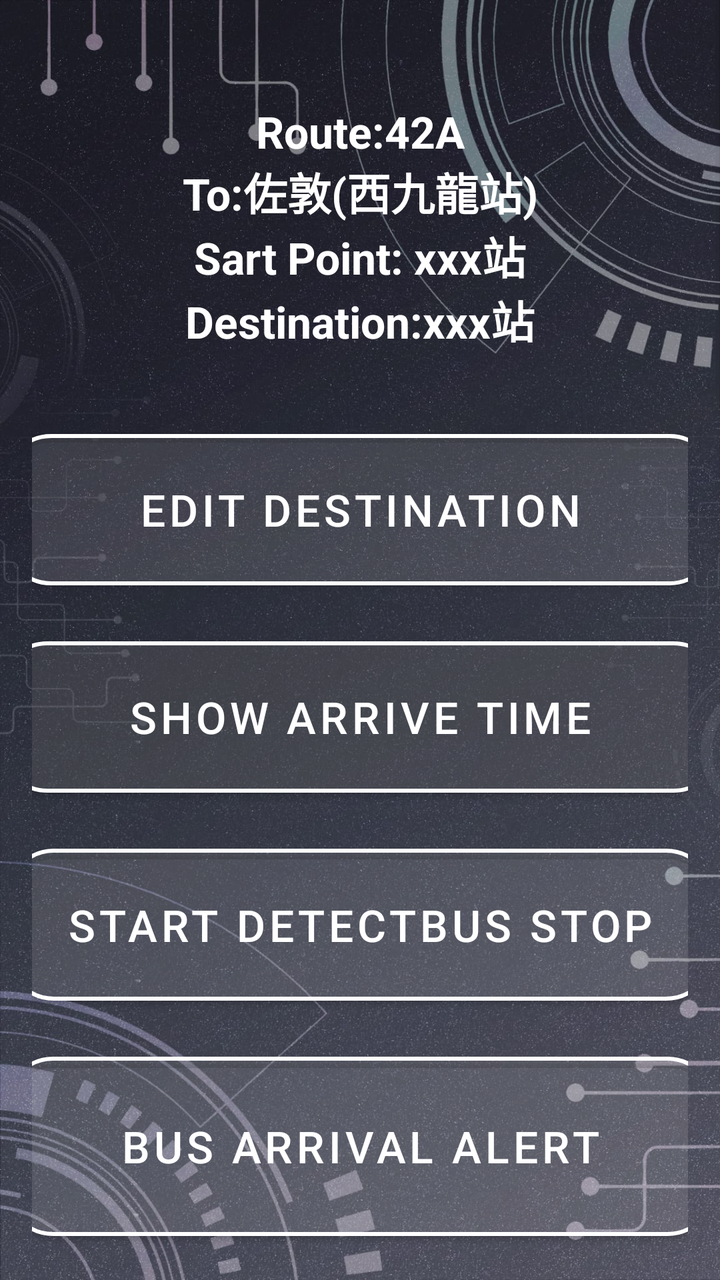
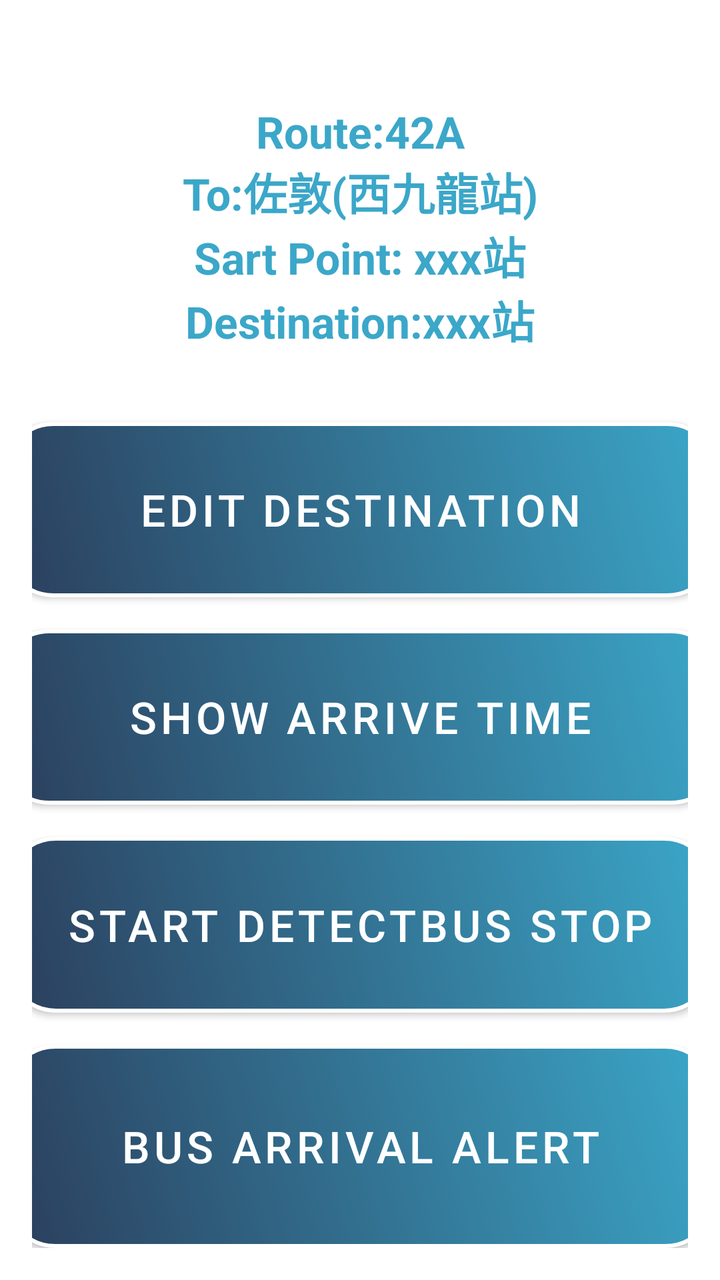

Screens rendered from an Android XML layout before and after an edit, with the pre-edit source and the edit as a unified diff.
<!-- AndroidManifest.xml: application theme Theme.VISTA -->
<!-- res/layout/activity_find_bus_stop_menu_page.xml -->
<LinearLayout xmlns:android="http://schemas.android.com/apk/res/android"
    xmlns:app="http://schemas.android.com/apk/res-auto"
    android:id="@+id/main"
    android:layout_width="match_parent"
    android:layout_height="match_parent"
    android:background="@drawable/background"
    android:orientation="vertical"
    android:gravity="center"
    android:padding="16dp"
    android:weightSum="5">

    <TextView
        android:id="@+id/txtFindBusStopMenuPageBusRoute"
        android:layout_width="wrap_content"
        android:layout_height="wrap_content"
        android:text="Route:42A\nTo:佐敦(西九龍站)\nSart Point: xxx站\nDestination:xxx站"
        android:textSize="22sp"
        android:textStyle="bold"
        android:textColor="@color/white"
        android:layout_marginTop="16dp"
        android:layout_weight="1"
        android:gravity="center"/>

    
    <com.google.android.material.button.MaterialButton
        android:id="@+id/btnFindBusStopMenuPageEditDestination"
        style="@style/SemiTransparentRoundedButton"
        android:layout_width="357dp"
        android:layout_height="wrap_content"
        android:layout_marginTop="16dp"
        android:layout_weight="1"
        android:text="@string/FindBusStopMenuPage_EditDestination"
        android:textSize="22sp" />

    
    <com.google.android.material.button.MaterialButton
        android:id="@+id/btnFindBusStopMenuPageShowArriveTIme"
        style="@style/SemiTransparentRoundedButton"
        android:layout_width="361dp"
        android:layout_height="wrap_content"
        android:layout_marginTop="16dp"
        android:layout_weight="1"
        android:text="@string/FindBusStopMenuPage_ShowArriveTIme"
        android:textSize="22sp" />

    <com.google.android.material.button.MaterialButton
        android:id="@+id/btnFindBusStopMenuPageStartDetectBusStop"
        style="@style/SemiTransparentRoundedButton"
        android:layout_width="354dp"
        android:layout_height="wrap_content"
        android:layout_marginTop="16dp"
        android:layout_weight="1"
        android:text="@string/FindBusStopMenuPage_StartDetectBusStop"
        android:textSize="22sp" />

    <com.google.android.material.button.MaterialButton
        android:id="@+id/btnFindBusStopMenuPageBusArrivalAlert"
        style="@style/SemiTransparentRoundedButton"
        android:layout_width="355dp"
        android:layout_height="63dp"
        android:layout_marginTop="16dp"
        android:layout_weight="1"
        android:text="@string/FindBusStopMenuPage_BusArrivalAlert"
        android:textSize="22sp" />


</LinearLayout>
<!-- resources referenced by this layout -->
<resources>
  <color name="white">#FFFFFF</color>
  <!-- drawable background: jpeg bitmap (drawable, 288114 bytes) -->
  <string name="FindBusStopMenuPage_BusArrivalAlert">Bus Arrival Alert</string>
  <string name="FindBusStopMenuPage_EditDestination">Edit Destination</string>
  <string name="FindBusStopMenuPage_ShowArriveTIme">Show Arrive Time</string>
  <string name="FindBusStopMenuPage_StartDetectBusStop">Start DetectBus Stop</string>
  <style name="SemiTransparentRoundedButton" parent="Widget.MaterialComponents.Button">
          <item name="android:textColor">#FFFFFF</item>
          <item name="background">@drawable/button_selector</item> 
          <item name="cornerRadius">24dp</item>
          <item name="strokeColor">#FFFFFF</item>
          <item name="strokeWidth">2dp</item>
          <item name="backgroundTint">#20FFFFFF</item> 
      </style>
  <style name="Theme.VISTA" parent="Theme.MaterialComponents.Light.NoActionBar">
          
          <item name="colorPrimary">@color/semi_transparent_white</item>
          <item name="colorPrimaryVariant">@color/semi_transparent_white</item>
          <item name="colorOnPrimary">@color/white</item>
          
      </style>
  <!-- drawable button_selector (drawable) -->
  <?xml version="1.0" encoding="utf-8"?>
  <selector xmlns:android="http://schemas.android.com/apk/res/android">
      
      <item android:state_pressed="true">
          <shape android:shape="rectangle">
              <solid android:color="#20FFFFFF" /> 
              <stroke android:width="2dp" android:color="#FFFFFF" />
              <corners android:radius="24dp" />
          </shape>
      </item>
  
      
      <item android:state_selected="true">
          <shape android:shape="rectangle">
              <solid android:color="#FFFF00" /> 
              <stroke android:width="2dp" android:color="#FFFFFF" />
              <corners android:radius="24dp" />
          </shape>
      </item>
  
      
      <item>
          <shape android:shape="rectangle">
              <solid android:color="#20FFFFFF" /> 
              <stroke android:width="2dp" android:color="#FFFFFF" />
              <corners android:radius="24dp" />
          </shape>
      </item>
  </selector>
  <color name="semi_transparent_white">#80FFFFFF</color>
</resources>

<!-- the commit's change to res/layout/activity_find_bus_stop_menu_page.xml (unified diff, before → after) -->
@@ -3,7 +3,7 @@
     android:id="@+id/main"
     android:layout_width="match_parent"
     android:layout_height="match_parent"
-    android:background="@drawable/background"
+    android:background="@color/white"
     android:orientation="vertical"
     android:gravity="center"
     android:padding="16dp"
@@ -16,7 +16,7 @@
         android:text="Route:42A\nTo:佐敦(西九龍站)\nSart Point: xxx站\nDestination:xxx站"
         android:textSize="22sp"
         android:textStyle="bold"
-        android:textColor="@color/white"
+        android:textColor="#3BA7C9"
         android:layout_marginTop="16dp"
         android:layout_weight="1"
         android:gravity="center"/>
@@ -30,7 +30,13 @@
         android:layout_marginTop="16dp"
         android:layout_weight="1"
         android:text="@string/FindBusStopMenuPage_EditDestination"
-        android:textSize="22sp" />
+        android:textSize="22sp"
+        android:background="@drawable/btn_photo_gradient"
+        app:backgroundTint="@null"
+        app:backgroundTintMode="src_over"
+        app:cornerRadius="0dp"
+        app:strokeColor="@null"
+        app:strokeWidth="0dp"/>
 
     
     <com.google.android.material.button.MaterialButton
@@ -41,7 +47,13 @@
         android:layout_marginTop="16dp"
         android:layout_weight="1"
         android:text="@string/FindBusStopMenuPage_ShowArriveTIme"
-        android:textSize="22sp" />
+        android:textSize="22sp"
+        android:background="@drawable/btn_photo_gradient"
+        app:backgroundTint="@null"
+        app:backgroundTintMode="src_over"
+        app:cornerRadius="0dp"
+        app:strokeColor="@null"
+        app:strokeWidth="0dp"/>
 
     <com.google.android.material.button.MaterialButton
         android:id="@+id/btnFindBusStopMenuPageStartDetectBusStop"
@@ -51,7 +63,13 @@
         android:layout_marginTop="16dp"
         android:layout_weight="1"
         android:text="@string/FindBusStopMenuPage_StartDetectBusStop"
-        android:textSize="22sp" />
+        android:textSize="22sp"
+        android:background="@drawable/btn_photo_gradient"
+        app:backgroundTint="@null"
+        app:backgroundTintMode="src_over"
+        app:cornerRadius="0dp"
+        app:strokeColor="@null"
+        app:strokeWidth="0dp"/>
 
     <com.google.android.material.button.MaterialButton
         android:id="@+id/btnFindBusStopMenuPageBusArrivalAlert"
@@ -61,7 +79,13 @@
         android:layout_marginTop="16dp"
         android:layout_weight="1"
         android:text="@string/FindBusStopMenuPage_BusArrivalAlert"
-        android:textSize="22sp" />
+        android:textSize="22sp"
+        android:background="@drawable/btn_photo_gradient"
+        app:backgroundTint="@null"
+        app:backgroundTintMode="src_over"
+        app:cornerRadius="0dp"
+        app:strokeColor="@null"
+        app:strokeWidth="0dp"/>
 
 
 </LinearLayout>
<!-- resource entries referenced after the edit -->
@@ -1,7 +1,27 @@
 <!-- resources referenced by this layout -->
 <resources>
   <color name="white">#FFFFFF</color>
-  <!-- drawable background: jpeg bitmap (drawable, 288114 bytes) -->
+  <!-- drawable btn_photo_gradient (drawable) -->
+  <?xml version="1.0" encoding="utf-8"?>
+  <shape xmlns:android="http://schemas.android.com/apk/res/android"
+      android:shape="rectangle">
+  
+      
+      <gradient
+          android:startColor="#2B3E5C"
+          android:endColor="#3BA7C9"
+          android:angle="45"
+      />
+  
+      
+      <corners android:radius="24dp" />
+  
+      
+      <stroke
+          android:width="2dp"
+          android:color="#FFFFFF" />
+  
+  </shape>
   <string name="FindBusStopMenuPage_BusArrivalAlert">Bus Arrival Alert</string>
   <string name="FindBusStopMenuPage_EditDestination">Edit Destination</string>
   <string name="FindBusStopMenuPage_ShowArriveTIme">Show Arrive Time</string>
